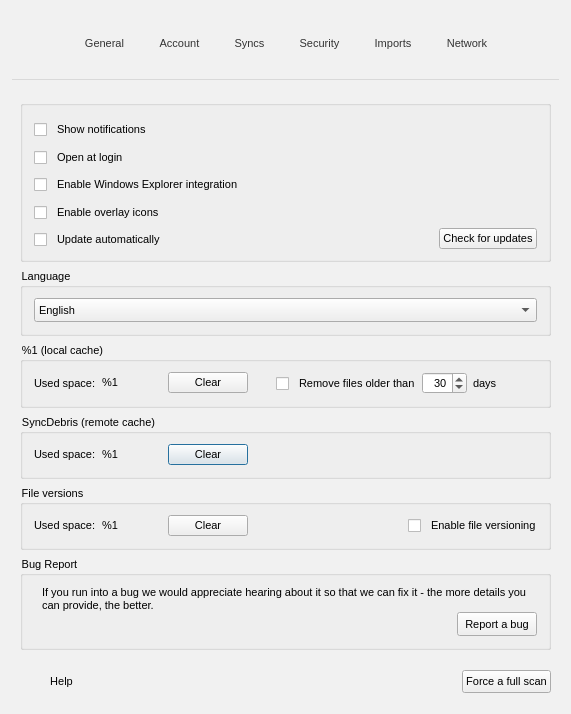
The window that src/MEGASync/gui/linux/SettingsDialog.ui (meganz/MEGAsync) describes before a commit, drawn with Qt 5.
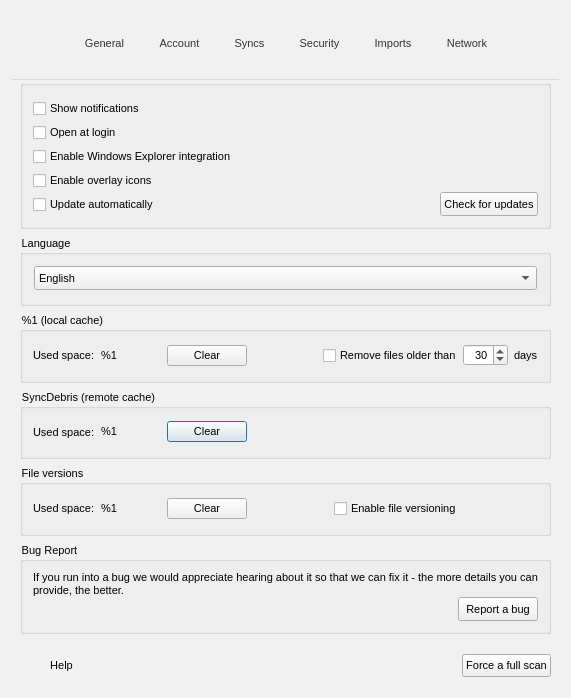
The same window after the commit. Icons and pictures are not drawn. Custom widgets are drawn as their Qt base class.

Commit message:
Polish and refine Settings UI forms
SNC-2053: Polish and refine Settings UI forms for Linux
SNC-2052: Polish and refine Settings UI forms for Windows

```diff
--- a/src/MEGASync/gui/linux/SettingsDialog.ui
+++ b/src/MEGASync/gui/linux/SettingsDialog.ui
@@ -10,7 +10,7 @@
     <x>0</x>
     <y>0</y>
     <width>571</width>
-    <height>695</height>
+    <height>698</height>
    </rect>
   </property>
   <property name="contextMenuPolicy">
@@ -38,7 +38,7 @@
 
 QCheckBox
 {
-spacing: 10px;
+spacing: 4px;
 }
 
 QRadioButton::indicator, QCheckBox::indicator
@@ -76,12 +76,7 @@
 border-bottom: 3px solid #0078D7;
 }
 
-#bHelp
-{
-border: none;
-}
-
-#bHelpIco
+#bHelpIco, #bHelp, #bChangePasswordPic, #bRecoveryKeyPic
 {
 border: none;
 }
@@ -108,11 +103,6 @@
 margin-left: 1px;
 }
 
-#label
-{
-margin-left: 5px;
-}
-
 #cProxyRequiresPassword
 {
 spacing: 11px;
@@ -140,15 +130,11 @@
 {
 padding-bottom: 6px;
 }
-
-#wStack QToolButton
-{
-   border: none;
-}</string>
+</string>
   </property>
   <layout class="QVBoxLayout" name="verticalLayout_15">
    <property name="spacing">
-    <number>10</number>
+    <number>0</number>
    </property>
    <property name="leftMargin">
     <number>0</number>
@@ -520,17 +506,32 @@
         <number>20</number>
        </property>
        <property name="topMargin">
-        <number>10</number>
+        <number>0</number>
        </property>
        <property name="rightMargin">
         <number>20</number>
        </property>
        <property name="bottomMargin">
-        <number>10</number>
+        <number>0</number>
        </property>
        <item>
         <widget class="QGroupBox" name="gGeneral">
          <layout class="QVBoxLayout" name="gGeneralLayout">
+          <property name="spacing">
+           <number>0</number>
+          </property>
+          <property name="leftMargin">
+           <number>10</number>
+          </property>
+          <property name="topMargin">
+           <number>10</number>
+          </property>
+          <property name="rightMargin">
+           <number>10</number>
+          </property>
+          <property name="bottomMargin">
+           <number>10</number>
+          </property>
           <item>
            <widget class="QCheckBox" name="cShowNotifications">
             <property name="sizePolicy">
@@ -704,6 +705,24 @@
              </item>
              <item>
               <widget class="QPushButton" name="bUpdate">
+               <property name="sizePolicy">
+                <sizepolicy hsizetype="Minimum" vsizetype="Preferred">
+                 <horstretch>0</horstretch>
+                 <verstretch>0</verstretch>
+                </sizepolicy>
+               </property>
+               <property name="minimumSize">
+                <size>
+                 <width>0</width>
+                 <height>0</height>
+                </size>
+               </property>
+               <property name="maximumSize">
+                <size>
+                 <width>16777215</width>
+                 <height>16777215</height>
+                </size>
+               </property>
                <property name="focusPolicy">
                 <enum>Qt::StrongFocus</enum>
                </property>
@@ -723,28 +742,22 @@
        </item>
        <item>
         <widget class="QGroupBox" name="gLanguage">
-         <property name="sizePolicy">
-          <sizepolicy hsizetype="Preferred" vsizetype="Maximum">
-           <horstretch>0</horstretch>
-           <verstretch>0</verstretch>
-          </sizepolicy>
-         </property>
-         <property name="minimumSize">
-          <size>
-           <width>0</width>
-           <height>0</height>
-          </size>
-         </property>
-         <property name="maximumSize">
-          <size>
-           <width>16777215</width>
-           <height>16777215</height>
-          </size>
-         </property>
          <property name="title">
           <string>Language</string>
          </property>
          <layout class="QVBoxLayout" name="verticalLayout_17">
+          <property name="leftMargin">
+           <number>11</number>
+          </property>
+          <property name="topMargin">
+           <number>11</number>
+          </property>
+          <property name="rightMargin">
+           <number>11</number>
+          </property>
+          <property name="bottomMargin">
+           <number>11</number>
+          </property>
           <item>
            <widget class="QComboBox" name="cLanguage">
             <property name="sizePolicy">
@@ -777,19 +790,22 @@
        </item>
        <item>
         <widget class="QGroupBox" name="gCache">
-         <property name="sizePolicy">
-          <sizepolicy hsizetype="Preferred" vsizetype="Maximum">
-           <horstretch>0</horstretch>
-           <verstretch>0</verstretch>
-          </sizepolicy>
-         </property>
-         <property name="styleSheet">
-          <string notr="true"/>
-         </property>
          <property name="title">
           <string>%1 (local cache)</string>
          </property>
-         <layout class="QHBoxLayout" name="horizontalLayout_111">
+         <layout class="QHBoxLayout" name="horizontalLayout_112">
+          <property name="leftMargin">
+           <number>10</number>
+          </property>
+          <property name="topMargin">
+           <number>10</number>
+          </property>
+          <property name="rightMargin">
+           <number>10</number>
+          </property>
+          <property name="bottomMargin">
+           <number>10</number>
+          </property>
           <item>
            <widget class="QLabel" name="lCacheSizeStatic">
             <property name="text">
@@ -830,7 +846,7 @@
            </widget>
           </item>
           <item>
-           <spacer name="horizontalSpacer_5">
+           <spacer name="horizontalSpacer_8">
             <property name="orientation">
              <enum>Qt::Horizontal</enum>
             </property>
@@ -881,19 +897,6 @@
             </property>
            </widget>
           </item>
-          <item>
-           <spacer name="horizontalSpacer_14">
-            <property name="orientation">
-             <enum>Qt::Horizontal</enum>
-            </property>
-            <property name="sizeHint" stdset="0">
-             <size>
-              <width>40</width>
-              <height>20</height>
-             </size>
-            </property>
-           </spacer>
-          </item>
          </layout>
         </widget>
        </item>
@@ -903,6 +906,18 @@
           <string>SyncDebris (remote cache)</string>
          </property>
          <layout class="QHBoxLayout" name="horizontalLayout_21">
+          <property name="leftMargin">
+           <number>10</number>
+          </property>
+          <property name="topMargin">
+           <number>10</number>
+          </property>
+          <property name="rightMargin">
+           <number>10</number>
+          </property>
+          <property name="bottomMargin">
+           <number>10</number>
+          </property>
           <item>
            <widget class="QLabel" name="lRemoteCacheSizeStatic">
             <property name="text">
@@ -934,7 +949,7 @@
            </widget>
           </item>
           <item>
-           <spacer name="horizontalSpacer_8">
+           <spacer name="horizontalSpacer_20">
             <property name="orientation">
              <enum>Qt::Horizontal</enum>
             </property>
@@ -955,6 +970,18 @@
           <string>File versions</string>
          </property>
          <layout class="QHBoxLayout" name="horizontalLayout_23">
+          <property name="leftMargin">
+           <number>10</number>
+          </property>
+          <property name="topMargin">
+           <number>10</number>
+          </property>
+          <property name="rightMargin">
+           <number>10</number>
+          </property>
+          <property name="bottomMargin">
+           <number>10</number>
+          </property>
           <item>
            <widget class="QLabel" name="lFileVersionsSizeStatic">
             <property name="text">
@@ -1002,6 +1029,19 @@
             </property>
            </widget>
           </item>
+          <item>
+           <spacer name="horizontalSpacer_5">
+            <property name="orientation">
+             <enum>Qt::Horizontal</enum>
+            </property>
+            <property name="sizeHint" stdset="0">
+             <size>
+              <width>40</width>
+              <height>20</height>
+             </size>
+            </property>
+           </spacer>
+          </item>
          </layout>
         </widget>
        </item>
@@ -1014,8 +1054,20 @@
           <property name="spacing">
            <number>0</number>
           </property>
+          <property name="leftMargin">
+           <number>10</number>
+          </property>
+          <property name="topMargin">
+           <number>10</number>
+          </property>
+          <property name="rightMargin">
+           <number>10</number>
+          </property>
+          <property name="bottomMargin">
+           <number>10</number>
+          </property>
           <item>
-           <widget class="QLabel" name="label">
+           <widget class="QLabel" name="lBugReport">
             <property name="text">
              <string>If you run into a bug we would appreciate hearing about it so that we can fix it - the more details you can provide, the better.</string>
             </property>
@@ -2156,7 +2208,7 @@
            <number>10</number>
           </property>
           <item>
-           <widget class="QToolButton" name="tRecoveryKey">
+           <widget class="QPushButton" name="bRecoveryKeyPic">
             <property name="text">
              <string/>
             </property>
@@ -2170,6 +2222,9 @@
               <height>72</height>
              </size>
             </property>
+            <property name="flat">
+             <bool>true</bool>
+            </property>
            </widget>
           </item>
           <item>
@@ -2248,7 +2303,7 @@
            <number>10</number>
           </property>
           <item>
-           <widget class="QToolButton" name="tChangePassword">
+           <widget class="QPushButton" name="bChangePasswordPic">
             <property name="text">
              <string/>
             </property>
@@ -2262,6 +2317,9 @@
               <height>72</height>
              </size>
             </property>
+            <property name="flat">
+             <bool>true</bool>
+            </property>
            </widget>
           </item>
           <item>
@@ -2724,7 +2782,7 @@
        <number>20</number>
       </property>
       <property name="topMargin">
-       <number>0</number>
+       <number>20</number>
       </property>
       <property name="rightMargin">
        <number>20</number>
```
The commit also changes 1 other file.
